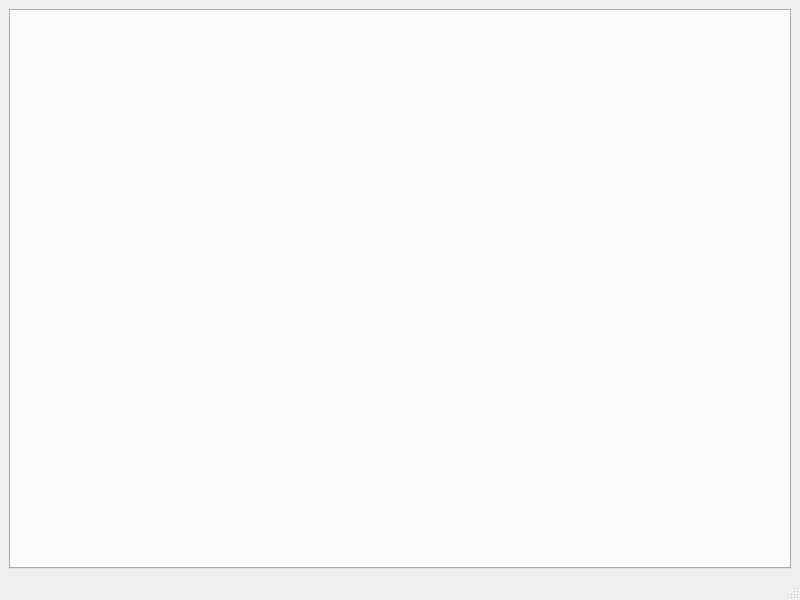
This is image_clean_up_tool/mainwindow.ui in stereomatchingkiss/blogCodes2 as Qt 5 draws it before an edit. The edited form follows.
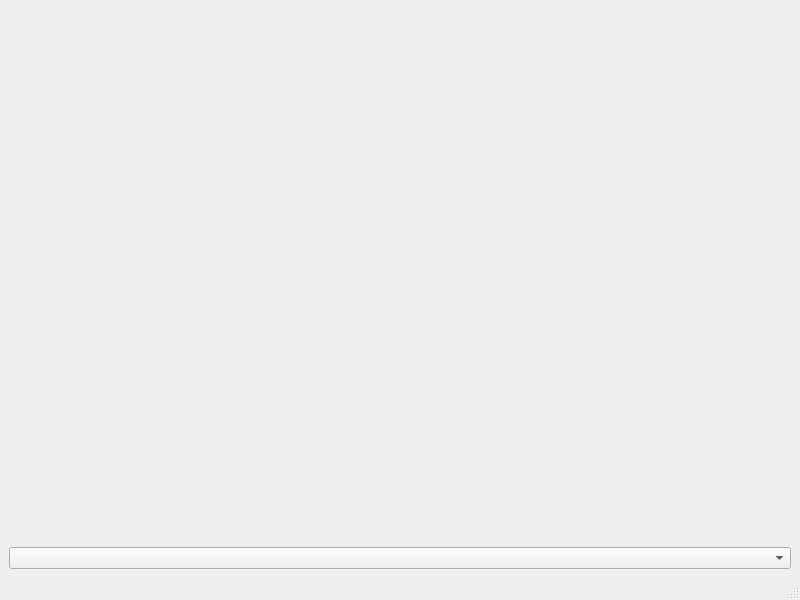
This is the edited form.

Commit message: replaced by stackWidget since there are too many widgets

```diff
--- a/image_clean_up_tool/mainwindow.ui
+++ b/image_clean_up_tool/mainwindow.ui
@@ -16,7 +16,10 @@
   <widget class="QWidget" name="centralwidget">
    <layout class="QVBoxLayout" name="verticalLayout">
     <item>
-     <widget class="QTabWidget" name="tabWidget"/>
+     <widget class="QStackedWidget" name="stackedWidget"/>
+    </item>
+    <item>
+     <widget class="QComboBox" name="comboBoxPage"/>
     </item>
    </layout>
   </widget>
```
The commit also changes 2 other files.
